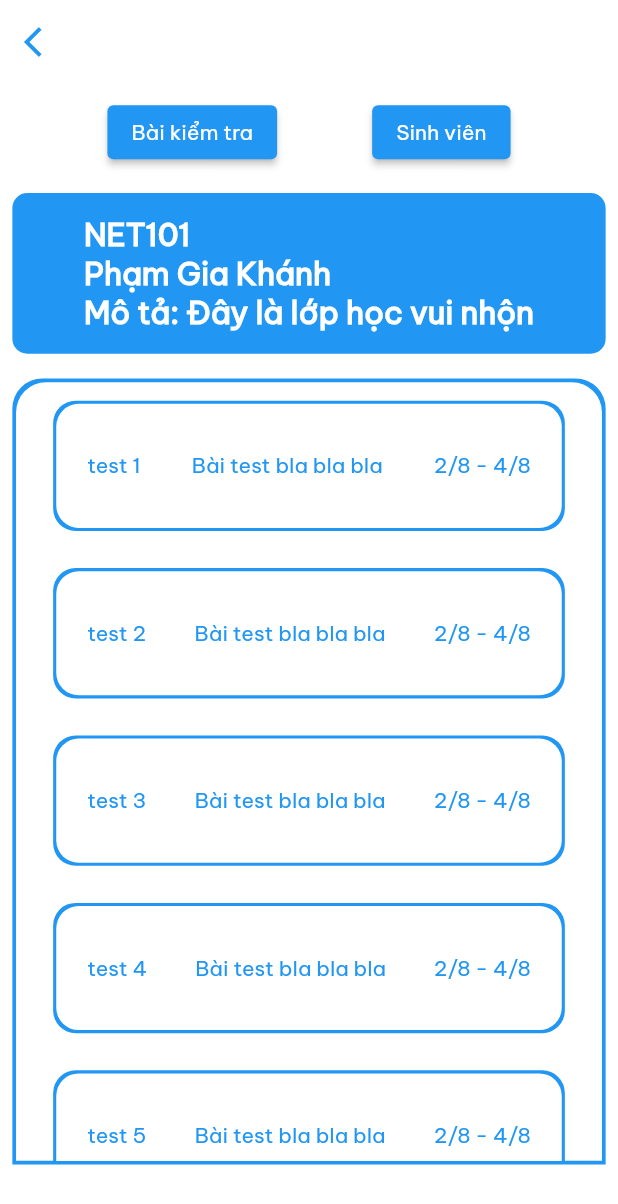
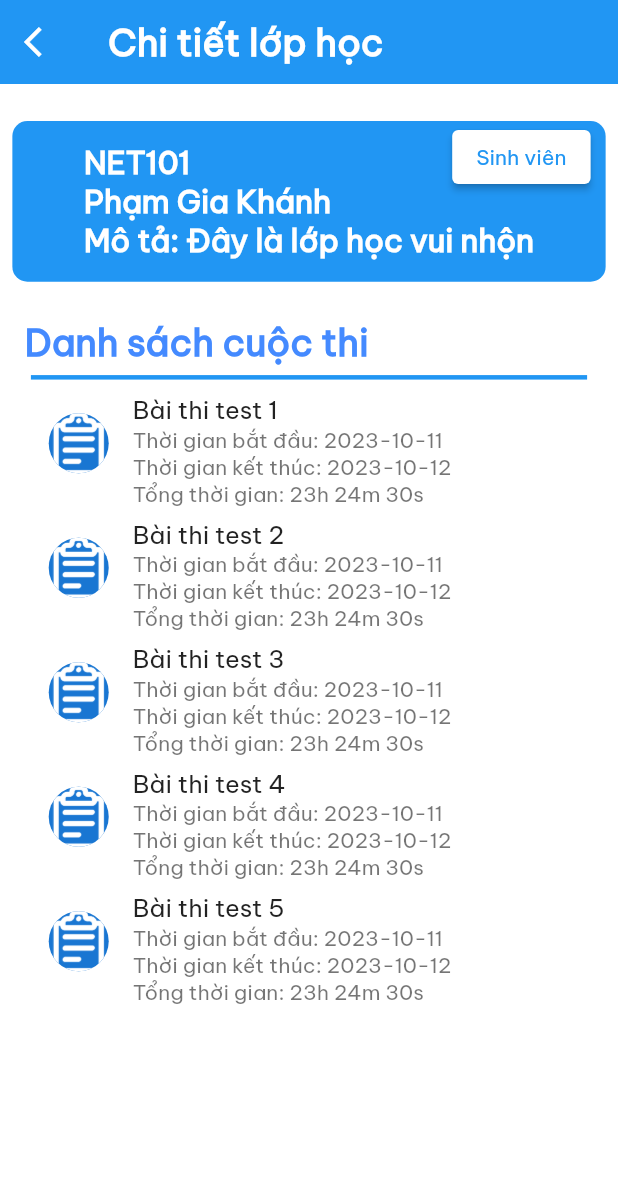
Before and after one commit to Nhat-An-GitOrganization/typing_contest_mobile, a Flutter app: the ClassDetail screen opened directly, on a phone screen of 412 x 824 dp. Shown: the top 1204 px of the screen. Run offline on Flutter 3.47's test engine with Material 2 defaults, Android fonts, the phone set to English and light mode, and no system bars; our stand-ins replace awesome_dialog, carousel_slider, confetti, curved_navigation_bar, firebase_auth, firebase_core and 4 more; accounts and stored records are empty; project files that could hold a hidden picture were left out.

Commit message:
modified classDetail

```diff
--- a/lib/component/ClassDetail/class_detail.dart
+++ b/lib/component/ClassDetail/class_detail.dart
@@ -1,5 +1,7 @@
 import 'package:flutter/material.dart';
+import 'package:typing_contest_mobile/component/Round/round.dart';
 import 'package:typing_contest_mobile/component/student_class/student.dart';
+import 'package:typing_contest_mobile/models/round.dart';
 
 class ClassDetail extends StatelessWidget {
   const ClassDetail({Key? key}) : super(key: key);
@@ -14,16 +16,24 @@ class ClassDetail extends StatelessWidget {
       child: Scaffold(
         backgroundColor: Colors.transparent,
         appBar: AppBar(
-          backgroundColor: Colors.transparent,
+          backgroundColor: Colors.blue,
           elevation: 0.0,
           leading: IconButton(
             icon: const Icon(
               Icons.arrow_back_ios,
-              color: Colors.blue,
+              color: Colors.white,
             ),
             onPressed: () {
               Navigator.pop(context);
             },
+          ),
+          title: Text(
+            'Chi tiết lớp học',
+            style: TextStyle(
+              fontSize: size.height * 0.03,
+              fontWeight: FontWeight.bold,
+              color: Colors.white,
+            ),
           ),
         ),
         body: SingleChildScrollView(
@@ -31,38 +41,16 @@ class ClassDetail extends StatelessWidget {
             padding: EdgeInsets.all(size.height * 0.01),
             child: Column(
               children: [
-                Row(
-                  mainAxisAlignment: MainAxisAlignment.spaceEvenly,
-                  children: [
-                    ElevatedButton(
-                      onPressed: () {
-                        // Xử lý sự kiện khi biểu tượng avatar được nhấn
-                      },
-                      child: const Text('Bài kiểm tra'),
-                    ),
-                    ElevatedButton(
-                      onPressed: () {
-                        Navigator.push(
-                          context,
-                          MaterialPageRoute(
-                            builder: (context) => const StudentOfClass(),
-                          ),
-                        );
-                      },
-                      child: const Text('Sinh viên'),
-                    ),
-                  ],
-                ),
                 Container(
                   margin: EdgeInsets.symmetric(vertical: size.height * 0.02),
                   height: size.height * 0.13, // Chiều cao của banner
                   decoration: BoxDecoration(
-                    gradient: const LinearGradient(
-                      colors: [Colors.blue, Colors.blue, Colors.blue],
-                    ),
+                    color: Colors.blue,
                     borderRadius: BorderRadius.circular(10.0),
                   ),
-                  child: Center(
+                  child: Stack(
+                    children: [
+                      Center(
                         child: Column(
                           mainAxisAlignment: MainAxisAlignment.center,
                           crossAxisAlignment: CrossAxisAlignment.start,
@@ -94,64 +82,111 @@ class ClassDetail extends StatelessWidget {
                           ],
                         ),
                       ),
+                      Positioned(
+                        top: 0,
+                        right: 10,
+                        child: ElevatedButton(
+                          onPressed: () {
+                            Navigator.push(
+                              context,
+                              MaterialPageRoute(
+                                builder: (context) => const StudentOfClass(),
                               ),
-                Container(
-                  decoration: const BoxDecoration(
-                    borderRadius: BorderRadius.only(
-                      topLeft: Radius.circular(20.0),
-                      topRight: Radius.circular(20.0),
+                            );
+                          },
+                          style: ButtonStyle(
+                            backgroundColor: MaterialStateProperty.all<Color>(
+                                Colors
+                                    .white), // Màu nền khi trạng thái bình thường
+                            foregroundColor: MaterialStateProperty.all<Color>(
+                                Colors
+                                    .blue), // Màu chữ khi trạng thái bình thường
+                            overlayColor: MaterialStateProperty.all<Color>(
+                                Colors.blue), // Màu nền khi được nhấn
+                            // Các thuộc tính khác
                           ),
-                    gradient: LinearGradient(
-                      colors: [Colors.blue, Colors.blue, Colors.blue],
+                          child: const Text('Sinh viên'),
                         ),
-                  ),
-                  child: Padding(
-                    padding: EdgeInsets.all(size.width * 0.006),
-                    child: Stack(
-                      children: [
-                        Container(
-                          height: size.height * 0.63,
-                          decoration: const BoxDecoration(
-                            borderRadius: BorderRadius.only(
-                              topLeft: Radius.circular(20.0),
-                              topRight: Radius.circular(20.0),
-                            ),
-                            color: Colors.white,
-                          ),
-                          child: GridView.count(
-                            crossAxisCount: 1,
-                            childAspectRatio: 3.5,
-                            children: const [
-                              ContestantList(
-                                name: 'Bài test bla bla bla',
-                                date: '2/8 - 4/8',
-                                name1: 'test 1',
-                              ),
-                              ContestantList(
-                                name: 'Bài test bla bla bla',
-                                date: '2/8 - 4/8',
-                                name1: 'test 2',
-                              ),
-                              ContestantList(
-                                name: 'Bài test bla bla bla',
-                                date: '2/8 - 4/8',
-                                name1: 'test 3',
-                              ),
-                              ContestantList(
-                                name: 'Bài test bla bla bla',
-                                date: '2/8 - 4/8',
-                                name1: 'test 4',
-                              ),
-                              ContestantList(
-                                name: 'Bài test bla bla bla',
-                                date: '2/8 - 4/8',
-                                name1: 'test 5',
                       ),
                     ],
                   ),
                 ),
+                Align(
+                  child: Padding(
+                    padding: EdgeInsets.fromLTRB(size.height * 0.01,
+                        size.height * 0.01, size.height * 0.01, 0),
+                    child: Column(
+                      crossAxisAlignment: CrossAxisAlignment.start,
+                      children: [
+                        Row(
+                          mainAxisAlignment: MainAxisAlignment.spaceBetween,
+                          children: [
+                            Text(
+                              'Danh sách cuộc thi',
+                              style: TextStyle(
+                                fontSize: size.height * 0.03,
+                                fontWeight: FontWeight.bold,
+                                color: Colors.blueAccent,
+                              ),
+                            ),
                           ],
                         ),
+                      ],
+                    ),
+                  ),
+                ),
+                Padding(
+                  padding:
+                      EdgeInsets.symmetric(horizontal: size.height * 0.015),
+                  child: const Divider(
+                    color: Colors.blue,
+                    thickness: 3,
+                  ),
+                ),
+                SizedBox(
+                  height: size.height * 1, // Giới hạn chiều cao của ListView
+                  child: ListView.builder(
+                    itemCount: Rounds.length,
+                    itemBuilder: (context, index) {
+                      return Padding(
+                        padding: EdgeInsets.only(left: size.height * 0.01),
+                        child: ListTile(
+                          leading: CircleAvatar(
+                            backgroundImage:
+                                AssetImage(Rounds[index].imageUrl ?? ''),
+                          ),
+                          title: Text(
+                            Rounds[index].name ?? '',
+                            style: TextStyle(
+                              fontSize: size.height * 0.02,
+                            ),
+                          ),
+                          subtitle: Column(
+                            crossAxisAlignment: CrossAxisAlignment.start,
+                            children: [
+                              Text(
+                                'Thời gian bắt đầu: ${Rounds[index].startTime ?? ''}',
+                                style: TextStyle(
+                                  fontSize: size.height * 0.017,
+                                ),
+                              ),
+                              Text(
+                                'Thời gian kết thúc: ${Rounds[index].endTime ?? ''}',
+                                style: TextStyle(
+                                  fontSize: size.height * 0.017,
+                                ),
+                              ),
+                              Text(
+                                'Tổng thời gian: ${Rounds[index].totalTime ?? ''}',
+                                style: TextStyle(
+                                  fontSize: size.height * 0.017,
+                                ),
+                              ),
+                            ],
+                          ),
+                        ),
+                      );
+                    },
                   ),
                 ),
               ],
@@ -162,79 +197,3 @@ class ClassDetail extends StatelessWidget {
     );
   }
 }
-
-class ContestantList extends StatelessWidget {
-  final String? name;
-  final String? date;
-  final String? name1;
-  const ContestantList({Key? key, this.name, this.date, this.name1})
-      : super(key: key);
-
-  @override
-  Widget build(BuildContext context) {
-    Size size = MediaQuery.of(context).size;
-    return Padding(
-      padding: EdgeInsets.only(
-          left: size.width * 0.06,
-          right: size.width * 0.06,
-          bottom: size.width * 0.03,
-          top: size.width * 0.03),
-      child: Container(
-        decoration: BoxDecoration(
-          gradient: const LinearGradient(
-              colors: [Colors.blue, Colors.blue, Colors.blue]),
-          borderRadius: BorderRadius.circular(15.0),
-        ),
-        child: Padding(
-          padding: EdgeInsets.all(size.width * 0.005),
-          child: Container(
-            decoration: BoxDecoration(
-              color: Colors.white,
-              borderRadius: BorderRadius.circular(15.0),
-            ),
-            child: Padding(
-              padding: EdgeInsets.symmetric(
-                  horizontal: size.width * 0.05, vertical: size.width * 0.01),
-              child: Row(
-                mainAxisAlignment: MainAxisAlignment.spaceBetween,
-                crossAxisAlignment: CrossAxisAlignment.start,
-                children: [
-                  Column(
-                    mainAxisAlignment: MainAxisAlignment.center,
-                    crossAxisAlignment: CrossAxisAlignment.start,
-                    children: [
-                      Text(
-                        name1 ?? 'test 1', // Hiển thị vị trí xếp hạng
-                        style: const TextStyle(color: Colors.blue),
-                      ),
-                    ],
-                  ),
-                  Column(
-                    mainAxisAlignment: MainAxisAlignment.center,
-                    crossAxisAlignment: CrossAxisAlignment.start,
-                    children: [
-                      Text(
-                        name ?? 'Name',
-                        style: const TextStyle(color: Colors.blue),
-                      ),
-                    ],
-                  ),
-                  Column(
-                    mainAxisAlignment: MainAxisAlignment.center,
-                    crossAxisAlignment: CrossAxisAlignment.center,
-                    children: [
-                      Text(
-                        date ?? '1234',
-                        style: const TextStyle(color: Colors.blue),
-                      ),
-                    ],
-                  ),
-                ],
-              ),
-            ),
-          ),
-        ),
-      ),
-    );
-  }
-}
--- a/lib/models/round.dart
+++ b/lib/models/round.dart
@@ -1,3 +1,5 @@
+import 'package:typing_contest_mobile/component/Round/round.dart';
+
 class RoundContest {
   String? id;
   String? idContest;
@@ -80,7 +82,7 @@ class RoundContest {
   Map<String, dynamic> toJson() {
     final Map<String, dynamic> data = <String, dynamic>{};
     data['id'] = id;
-    data['idContest'] =idContest;
+    data['idContest'] = idContest;
     data['name'] = name;
     data['nameContest'] = nameContest;
     data['description'] = description;
@@ -106,3 +108,46 @@ class RoundContest {
     return data;
   }
 }
+
+List<RoundContest> Rounds = [
+  RoundContest(
+    id: '1',
+    imageUrl: 'lib/images/round.png',
+    name: 'Bài thi test 1',
+    startTime: '2023-10-11',
+    endTime: '2023-10-12',
+    totalTime: '23h 24m 30s',
+  ),
+  RoundContest(
+    id: '2',
+    imageUrl: 'lib/images/round.png',
+    name: 'Bài thi test 2',
+    startTime: '2023-10-11',
+    endTime: '2023-10-12',
+    totalTime: '23h 24m 30s',
+  ),
+  RoundContest(
+    id: '3',
+    imageUrl: 'lib/images/round.png',
+    name: 'Bài thi test 3',
+    startTime: '2023-10-11',
+    endTime: '2023-10-12',
+    totalTime: '23h 24m 30s',
+  ),
+  RoundContest(
+    id: '4',
+    imageUrl: 'lib/images/round.png',
+    name: 'Bài thi test 4',
+    startTime: '2023-10-11',
+    endTime: '2023-10-12',
+    totalTime: '23h 24m 30s',
+  ),
+  RoundContest(
+    id: '5',
+    imageUrl: 'lib/images/round.png',
+    name: 'Bài thi test 5',
+    startTime: '2023-10-11',
+    endTime: '2023-10-12',
+    totalTime: '23h 24m 30s',
+  ),
+];
```
Also changed, not shown: lib/images/round.png (added). Lines whose indentation alone changed are shown as unchanged.
